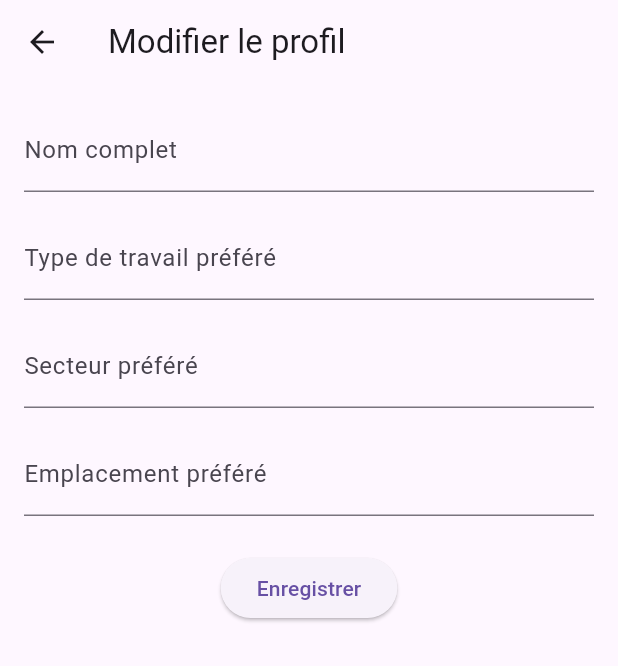
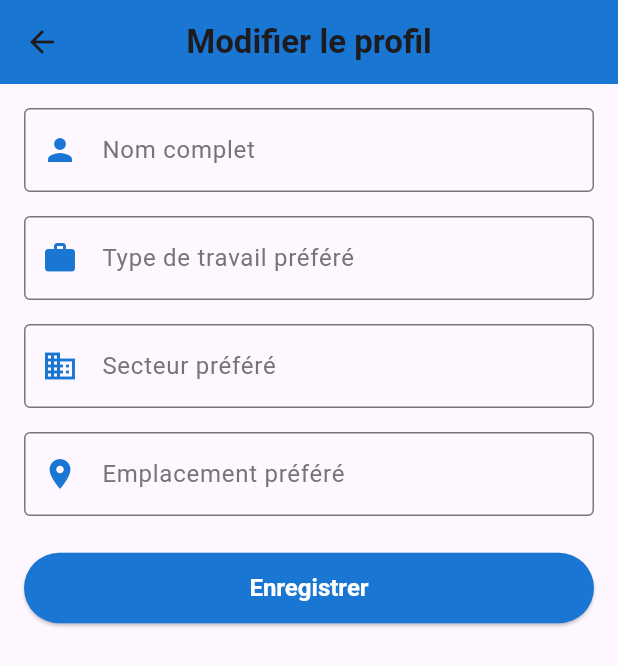
Before and after one commit to Foula34/futureJob-1.1, a Flutter app: the ProfileScreen screen opened by its route, after a tap on "Modifier le profil", on a phone screen of 412 x 824 dp. Shown: the top 666 px of the screen. Run offline on Flutter 3.47's test engine with Material 3 defaults, Android fonts, the phone set to English and light mode, and no system bars; our stand-ins replace cloud_firestore, file_picker, firebase_auth, firebase_core, firebase_messaging, firebase_storage and 4 more; accounts and stored records are empty.

Commit message:
seventh commit

```diff
--- a/lib/authentication/edit_profile_screen.dart
+++ b/lib/authentication/edit_profile_screen.dart
@@ -83,43 +83,59 @@ class _EditProfileScreenState extends State<EditProfileScreen> {
   Widget build(BuildContext context) {
     return Scaffold(
       appBar: AppBar(
-        title: const Text("Modifier le profil"),
+        centerTitle: true,
+        title: Text(
+          "Modifier le profil",
+          style: GoogleFonts.roboto(fontWeight: FontWeight.bold),
+        ),
+        backgroundColor: Colors.blue.shade700,
       ),
       body: Padding(
         padding: const EdgeInsets.all(16.0),
         child: Form(
           key: _formKey,
-          child: Column(
+          child: ListView(
             children: [
-              TextFormField(
+              _buildTextField(
                 controller: _nameController,
-                decoration: const InputDecoration(labelText: "Nom complet"),
+                label: "Nom complet",
+                icon: Icons.person,
                 validator: (value) =>
                     value!.isEmpty ? "Ce champ est requis" : null,
               ),
               const SizedBox(height: 16),
-              TextFormField(
+              _buildTextField(
                 controller: _preferredJobTypeController,
-                decoration:
-                    const InputDecoration(labelText: "Type de travail préféré"),
+                label: "Type de travail préféré",
+                icon: Icons.work,
               ),
               const SizedBox(height: 16),
-              TextFormField(
+              _buildTextField(
                 controller: _preferredIndustryController,
-                decoration: const InputDecoration(labelText: "Secteur préféré"),
+                label: "Secteur préféré",
+                icon: Icons.business,
               ),
               const SizedBox(height: 16),
-              TextFormField(
+              _buildTextField(
                 controller: _preferredLocationController,
-                decoration:
-                    const InputDecoration(labelText: "Emplacement préféré"),
+                label: "Emplacement préféré",
+                icon: Icons.location_on,
               ),
               const SizedBox(height: 24),
               _isLoading
-                  ? const CircularProgressIndicator()
+                  ? const Center(child: CircularProgressIndicator())
                   : ElevatedButton(
                       onPressed: _saveProfile,
                       child: const Text("Enregistrer"),
+                      style: ElevatedButton.styleFrom(
+                        foregroundColor: Colors.white,
+                        backgroundColor: Colors.blue.shade700,
+                        padding: const EdgeInsets.symmetric(vertical: 14),
+                        textStyle: GoogleFonts.roboto(
+                          fontWeight: FontWeight.bold,
+                          fontSize: 16,
+                        ),
+                      ),
                     ),
             ],
           ),
@@ -127,4 +143,25 @@ class _EditProfileScreenState extends State<EditProfileScreen> {
       ),
     );
   }
+
+  Widget _buildTextField({
+    required TextEditingController controller,
+    required String label,
+    required IconData icon,
+    String? Function(String?)? validator,
+  }) {
+    return TextFormField(
+      controller: controller,
+      decoration: InputDecoration(
+        labelText: label,
+        labelStyle: GoogleFonts.roboto(color: Colors.grey[600]),
+        prefixIcon: Icon(icon, color: Colors.blue.shade700),
+        focusedBorder: OutlineInputBorder(
+          borderSide: BorderSide(color: Colors.blue.shade700),
+        ),
+        border: OutlineInputBorder(),
+      ),
+      validator: validator,
+    );
+  }
 }
--- a/lib/authentication/profile_screen.dart
+++ b/lib/authentication/profile_screen.dart
@@ -77,7 +77,7 @@ class _ProfileScreenState extends State<ProfileScreen> {
         elevation: 2,
         leading: IconButton(
           icon: const Icon(Icons.arrow_back, color: Colors.black),
-          onPressed: () => Navigator.pop(context),
+          onPressed: () => Navigator.pushNamed(context, '/home'),
         ),
       ),
       body: SingleChildScrollView(
@@ -133,23 +133,30 @@ class _ProfileScreenState extends State<ProfileScreen> {
       child: Column(
         crossAxisAlignment: CrossAxisAlignment.start,
         children: [
-          _buildListTile('Email', _userData!['email']),
-          _buildListTile(
-              'Type de travail préféré', _userData!['preferredJobType'] ?? ''),
-          _buildListTile(
-              'Secteur préféré', _userData!['preferredIndustry'] ?? ''),
-          _buildListTile('Emplacement', _userData!['preferredLocation'] ?? ''),
+          _buildListTile('Email', _userData!['email'], Icons.email),
+          const Divider(color: Colors.grey, height: 1),
+          _buildListTile('Type de travail préféré',
+              _userData!['preferredJobType'] ?? '', Icons.work),
+          const Divider(color: Colors.grey, height: 1),
+          _buildListTile('Secteur préféré',
+              _userData!['preferredIndustry'] ?? '', Icons.business),
+          const Divider(color: Colors.grey, height: 1),
+          _buildListTile('Emplacement', _userData!['preferredLocation'] ?? '',
+              Icons.location_on),
         ],
       ),
     );
   }
 
-  Widget _buildListTile(String title, String subtitle) {
+  Widget _buildListTile(String title, String subtitle, IconData icon) {
     return ListTile(
       contentPadding: EdgeInsets.zero,
       title:
           Text(title, style: GoogleFonts.roboto(fontWeight: FontWeight.bold)),
       subtitle: Text(subtitle, style: GoogleFonts.roboto(color: Colors.grey)),
+      leading: Icon(icon,
+          color:
+              Colors.blue.shade700), // Icône spécifique pour chaque information
     );
   }
 
@@ -170,6 +177,9 @@ class _ProfileScreenState extends State<ProfileScreen> {
         foregroundColor: Colors.white,
         backgroundColor: Colors.blue,
         shape: RoundedRectangleBorder(borderRadius: BorderRadius.circular(8)),
+        padding: const EdgeInsets.symmetric(vertical: 12, horizontal: 24),
+        textStyle:
+            GoogleFonts.roboto(fontWeight: FontWeight.bold, fontSize: 16),
       ),
     );
   }
--- /dev/null
+++ b/lib/models/job_ask_model.dart
@@ -0,0 +1,26 @@
+class JobAskModel {
+  final String title;
+  final String date;
+  final String status;
+  final String applyLink;
+  final String jobId;
+
+  JobAskModel({
+    required this.title,
+    required this.date,
+    required this.status,
+    required this.applyLink,
+    required this.jobId,
+  });
+
+  // Conversion d'un document Firestore en JobAskModel
+  factory JobAskModel.fromFirestore(Map<String, dynamic> data) {
+    return JobAskModel(
+      title: data['title'],
+      date: data['date'],
+      status: data['status'],
+      applyLink: data['applyLink'],
+      jobId: data['jobId'],
+    );
+  }
+}
--- a/lib/models/job_item_model.dart
+++ b/lib/models/job_item_model.dart
@@ -41,4 +41,6 @@ class JobItem {
       requirements: List<String>.from(data['requirements'] ?? []),
     );
   }
+
+  get jobId => null;
 }
--- a/lib/widget/appbar.dart
+++ b/lib/widget/appbar.dart
@@ -49,7 +49,9 @@ AppBar buildAppBar(int currentIndex, BuildContext context, CustumUser user) {
           ),
         ],
         leading: IconButton(
-          onPressed: () {},
+          onPressed: () {
+            Navigator.pushNamed(context, '/home');
+          },
           icon: const Icon(Icons.arrow_back_ios),
         ),
         backgroundColor: Colors.white,
```
Also changed, not shown: lib/home/job_ask.dart (+59 -39 lines), lib/home/subscribe_job_screen.dart (+37 -18 lines), lib/main.dart (+21 -9 lines), lib/services/job_ask_service.dart (added, +51 -0 lines), lib/widget/drawer.dart (+0 -16 lines).
